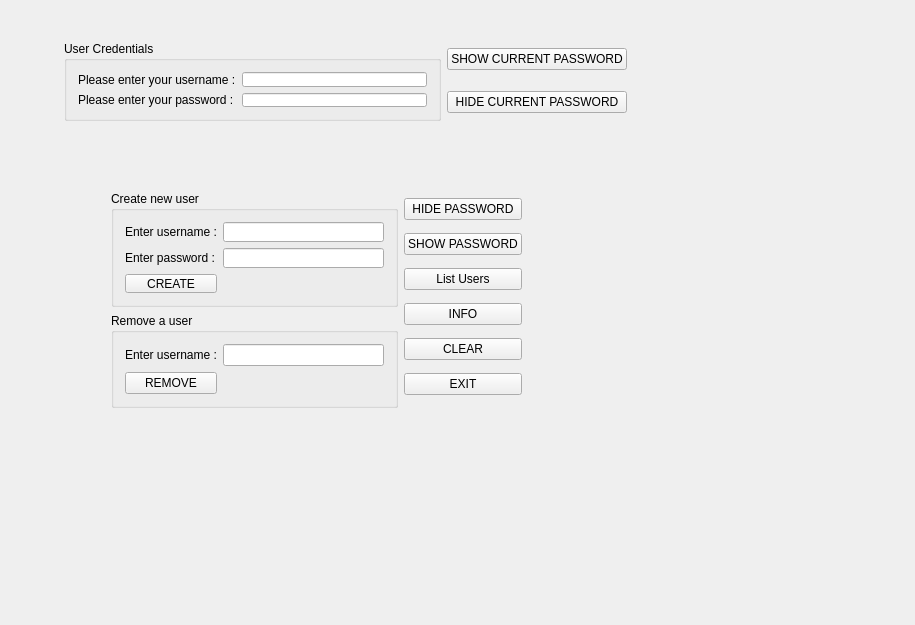
Above: GUI_Prog/Linux_Management/linux_management.ui from dimkatsi91/Cpp-STL-Examples before the change. Below: the same form after it.
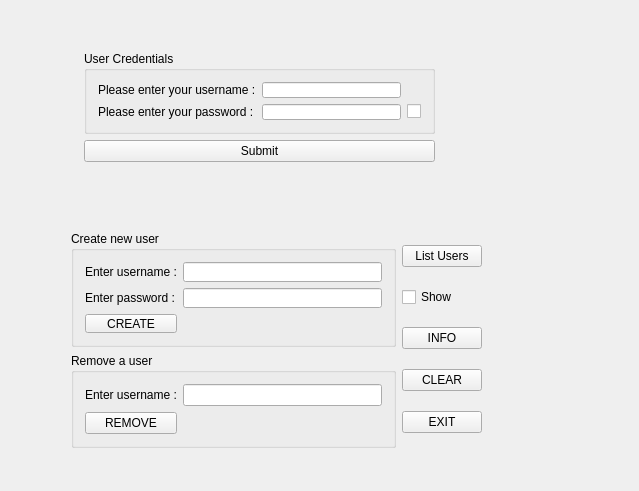
That is the form after the change.

The edit to the form file:
```diff
--- a/GUI_Prog/Linux_Management/linux_management.ui
+++ b/GUI_Prog/Linux_Management/linux_management.ui
@@ -6,8 +6,8 @@
    <rect>
     <x>0</x>
     <y>0</y>
-    <width>915</width>
-    <height>625</height>
+    <width>639</width>
+    <height>491</height>
    </rect>
   </property>
   <property name="windowTitle">
@@ -16,29 +16,94 @@
   <widget class="QWidget" name="">
    <property name="geometry">
     <rect>
-     <x>100</x>
-     <y>180</y>
+     <x>60</x>
+     <y>40</y>
+     <width>386</width>
+     <height>133</height>
+    </rect>
+   </property>
+   <layout class="QGridLayout" name="gridLayout_5">
+    <item row="1" column="0">
+     <widget class="QLabel" name="user_pass_login_label">
+      <property name="frameShape">
+       <enum>QFrame::NoFrame</enum>
+      </property>
+      <property name="text">
+       <string/>
+      </property>
+     </widget>
+    </item>
+    <item row="0" column="1" rowspan="2">
+     <widget class="QGroupBox" name="groupBox">
+      <property name="title">
+       <string>User Credentials</string>
+      </property>
+      <layout class="QGridLayout" name="gridLayout">
+       <item row="1" column="1">
+        <widget class="QLineEdit" name="password_lineEdit"/>
+       </item>
+       <item row="0" column="1">
+        <widget class="QLineEdit" name="username_lineEdit"/>
+       </item>
+       <item row="1" column="0">
+        <widget class="QLabel" name="label">
+         <property name="text">
+          <string>Please enter your password :</string>
+         </property>
+        </widget>
+       </item>
+       <item row="0" column="0">
+        <widget class="QLabel" name="username_label">
+         <property name="text">
+          <string>Please enter your username :</string>
+         </property>
+        </widget>
+       </item>
+       <item row="1" column="2">
+        <widget class="QCheckBox" name="show_password_checkBox">
+         <property name="text">
+          <string/>
+         </property>
+        </widget>
+       </item>
+      </layout>
+     </widget>
+    </item>
+    <item row="0" column="0">
+     <widget class="QLabel" name="user_login_icon_label">
+      <property name="frameShape">
+       <enum>QFrame::NoFrame</enum>
+      </property>
+      <property name="text">
+       <string/>
+      </property>
+     </widget>
+    </item>
+    <item row="2" column="1">
+     <widget class="QPushButton" name="pushButton">
+      <property name="text">
+       <string>Submit</string>
+      </property>
+     </widget>
+    </item>
+   </layout>
+  </widget>
+  <widget class="QWidget" name="">
+   <property name="geometry">
+    <rect>
+     <x>60</x>
+     <y>220</y>
      <width>433</width>
      <height>239</height>
     </rect>
    </property>
-   <layout class="QGridLayout" name="gridLayout_5">
+   <layout class="QGridLayout" name="gridLayout_6">
     <item row="0" column="0">
      <widget class="QGroupBox" name="create_new_user_groupBox">
       <property name="title">
        <string>Create new user</string>
       </property>
       <layout class="QGridLayout" name="gridLayout_2">
-       <item row="0" column="1">
-        <widget class="QLineEdit" name="new_username_lineEdit"/>
-       </item>
-       <item row="2" column="0">
-        <widget class="QPushButton" name="create_user_pushButton">
-         <property name="text">
-          <string>CREATE</string>
-         </property>
-        </widget>
-       </item>
        <item row="1" column="0">
         <widget class="QLabel" name="label_3">
          <property name="text">
@@ -46,9 +111,6 @@
          </property>
         </widget>
        </item>
-       <item row="1" column="1">
-        <widget class="QLineEdit" name="new_user_password_lineEdit"/>
-       </item>
        <item row="0" column="0">
         <widget class="QLabel" name="label_2">
          <property name="text">
@@ -56,11 +118,31 @@
          </property>
         </widget>
        </item>
+       <item row="1" column="1">
+        <widget class="QLineEdit" name="new_user_password_lineEdit"/>
+       </item>
+       <item row="2" column="0">
+        <widget class="QPushButton" name="create_user_pushButton">
+         <property name="text">
+          <string>CREATE</string>
+         </property>
+        </widget>
+       </item>
+       <item row="0" column="1">
+        <widget class="QLineEdit" name="new_username_lineEdit"/>
+       </item>
       </layout>
      </widget>
     </item>
     <item row="0" column="1" rowspan="2">
      <layout class="QGridLayout" name="gridLayout_4">
+      <item row="0" column="0">
+       <widget class="QPushButton" name="list_users_pushButton">
+        <property name="text">
+         <string>List Users</string>
+        </property>
+       </widget>
+      </item>
       <item row="5" column="0">
        <widget class="QPushButton" name="clear_pushButton">
         <property name="text">
@@ -75,7 +157,7 @@
         </property>
        </widget>
       </item>
-      <item row="4" column="0">
+      <item row="3" column="0">
        <widget class="QPushButton" name="info_pushButton">
         <property name="text">
          <string>INFO</string>
@@ -83,23 +165,9 @@
        </widget>
       </item>
       <item row="1" column="0">
-       <widget class="QPushButton" name="hide_password_pushButton">
+       <widget class="QCheckBox" name="show_new_password_checkBox">
         <property name="text">
-         <string>HIDE PASSWORD</string>
-        </property>
-       </widget>
-      </item>
-      <item row="3" column="0">
-       <widget class="QPushButton" name="list_users_pushButton">
-        <property name="text">
-         <string>List Users</string>
-        </property>
-       </widget>
-      </item>
-      <item row="2" column="0">
-       <widget class="QPushButton" name="show_password_pushButton">
-        <property name="text">
-         <string>SHOW PASSWORD</string>
+         <string>Show</string>
         </property>
        </widget>
       </item>
@@ -111,16 +179,6 @@
        <string>Remove a user</string>
       </property>
       <layout class="QGridLayout" name="gridLayout_3">
-       <item row="0" column="0">
-        <widget class="QLabel" name="label_4">
-         <property name="text">
-          <string>Enter username :</string>
-         </property>
-        </widget>
-       </item>
-       <item row="0" column="1">
-        <widget class="QLineEdit" name="new_username_del_lineEdit"/>
-       </item>
        <item row="1" column="0">
         <widget class="QPushButton" name="del_user_pushButton">
          <property name="text">
@@ -128,84 +186,19 @@
          </property>
         </widget>
        </item>
-      </layout>
-     </widget>
-    </item>
-   </layout>
-  </widget>
-  <widget class="QWidget" name="">
-   <property name="geometry">
-    <rect>
-     <x>40</x>
-     <y>30</y>
-     <width>598</width>
-     <height>102</height>
-    </rect>
-   </property>
-   <layout class="QGridLayout" name="gridLayout_6">
-    <item row="0" column="0">
-     <widget class="QLabel" name="user_login_icon_label">
-      <property name="frameShape">
-       <enum>QFrame::NoFrame</enum>
-      </property>
-      <property name="text">
-       <string/>
-      </property>
-     </widget>
-    </item>
-    <item row="0" column="1" rowspan="2">
-     <widget class="QGroupBox" name="groupBox">
-      <property name="title">
-       <string>User Credentials</string>
-      </property>
-      <layout class="QGridLayout" name="gridLayout">
        <item row="0" column="0">
-        <widget class="QLabel" name="username_label">
+        <widget class="QLabel" name="label_4">
          <property name="text">
-          <string>Please enter your username :</string>
+          <string>Enter username :</string>
          </property>
         </widget>
        </item>
        <item row="0" column="1">
-        <widget class="QLineEdit" name="username_lineEdit"/>
-       </item>
-       <item row="1" column="0">
-        <widget class="QLabel" name="label">
-         <property name="text">
-          <string>Please enter your password :</string>
-         </property>
-        </widget>
-       </item>
-       <item row="1" column="1">
-        <widget class="QLineEdit" name="password_lineEdit"/>
+        <widget class="QLineEdit" name="new_username_del_lineEdit"/>
        </item>
       </layout>
      </widget>
     </item>
-    <item row="0" column="2">
-     <widget class="QPushButton" name="show_current_passwd_pushButton">
-      <property name="text">
-       <string>SHOW CURRENT PASSWORD</string>
-      </property>
-     </widget>
-    </item>
-    <item row="1" column="0">
-     <widget class="QLabel" name="user_pass_login_label">
-      <property name="frameShape">
-       <enum>QFrame::NoFrame</enum>
-      </property>
-      <property name="text">
-       <string/>
-      </property>
-     </widget>
-    </item>
-    <item row="1" column="2">
-     <widget class="QPushButton" name="hide_current_passwd_pushButton">
-      <property name="text">
-       <string>HIDE CURRENT PASSWORD</string>
-      </property>
-     </widget>
-    </item>
    </layout>
   </widget>
  </widget>
```
